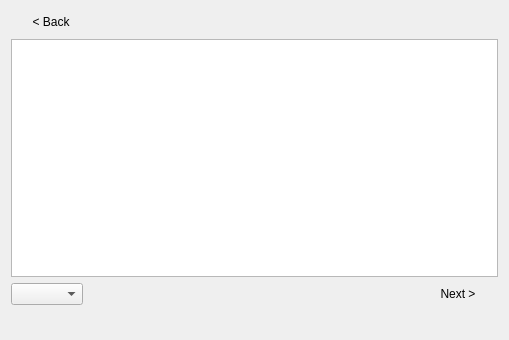
Qt form forms/CPuzzleWidget.ui (Texas-C/Chromatic-cute) before a commit.
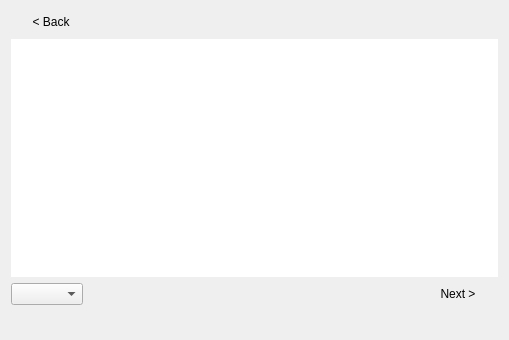
The same form after that commit.

```diff
--- a/forms/CPuzzleWidget.ui
+++ b/forms/CPuzzleWidget.ui
@@ -57,6 +57,15 @@
    </item>
    <item row="1" column="0" colspan="6">
     <widget class="QGraphicsView" name="m_puzzle_view">
+     <property name="frameShape">
+      <enum>QFrame::NoFrame</enum>
+     </property>
+     <property name="frameShadow">
+      <enum>QFrame::Plain</enum>
+     </property>
+     <property name="lineWidth">
+      <number>0</number>
+     </property>
      <property name="verticalScrollBarPolicy">
       <enum>Qt::ScrollBarAlwaysOff</enum>
      </property>
```
Left out of the diff: 13 changed lines with no effect on the pictures.
